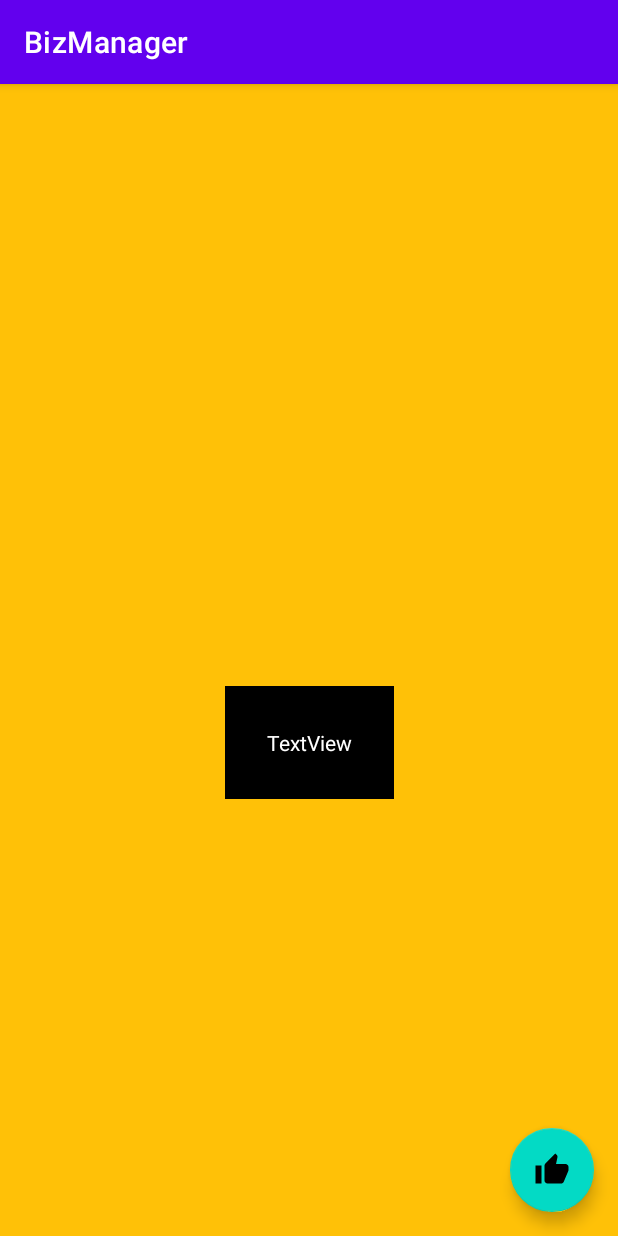
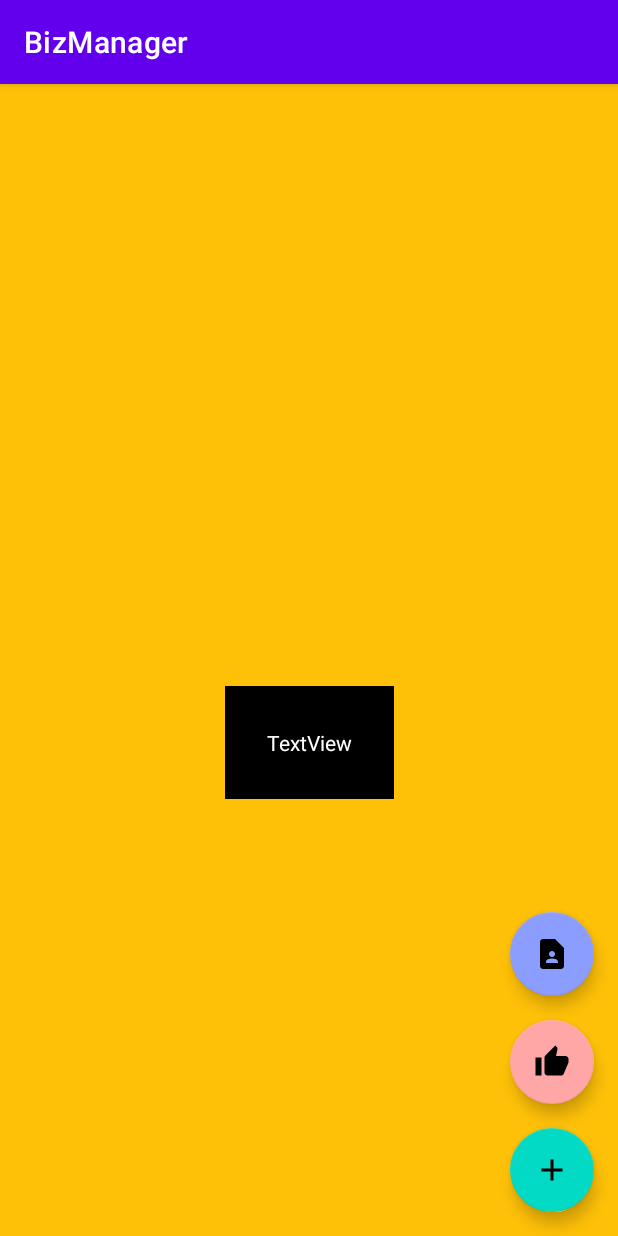
Before and after one commit to olsonperrensen/BizManager, an Android app: the ThirdActivity screen opened directly, with no data from a screen before it, on a phone screen of 412 x 824 dp. Run offline under Robolectric (Android 15) with nearby library versions, the phone set to English and light mode, and no system bars; our stand-ins replace Room's generated code, data binding; network calls fail; pictures from the network do not load; 12 statements that could not run were skipped.

Commit message:
fab icons are now 3 : expand (yet to implement), like, and add to contacts (yet to implement)

```diff
--- a/app/src/main/AndroidManifest.xml
+++ b/app/src/main/AndroidManifest.xml
@@ -6,7 +6,8 @@
     <uses-permission android:name="android.permission.INTERNET" />
     <uses-permission android:name="android.permission.ACCESS_NETWORK_STATE" />
     <uses-permission android:name="android.permission.ACCESS_WIFI_STATE" />
-
+    <uses-permission android:name="android.permission.WRITE_CONTACTS"/>
+<!--    <uses-permission android:name="android.permission.READ_EXTERNAL_STORAGE"/>-->
     <application
         android:allowBackup="true"
         android:dataExtractionRules="@xml/data_extraction_rules"
--- a/app/src/main/java/com/helvetica/bizmanager/ThirdActivity.kt
+++ b/app/src/main/java/com/helvetica/bizmanager/ThirdActivity.kt
@@ -12,6 +12,7 @@ import com.bumptech.glide.load.engine.DiskCacheStrategy
 import com.helvetica.bizmanager.data.User
 import com.helvetica.bizmanager.data.UserViewModel
 import com.helvetica.bizmanager.databinding.ActivityThirdBinding
+import java.util.jar.Manifest
 
 class ThirdActivity : AppCompatActivity() {
     private lateinit var binding: ActivityThirdBinding
@@ -26,11 +27,18 @@ class ThirdActivity : AppCompatActivity() {
     private lateinit var land: String
     private lateinit var sbu: String
     private lateinit var manager: String
+
+    //    WRITE CONTACT
+    private val TAG = "ADD_CONTACT_TAG"
+    private lateinit var contactPermissions: Array<String>
+    private val WRITE_CONTACT_PERMISSION_CODE = 100
+
     override fun onCreate(savedInstanceState: Bundle?) {
         super.onCreate(savedInstanceState)
         binding = DataBindingUtil.setContentView(this, R.layout.activity_third)
         userViewModel = ViewModelProvider(this)[UserViewModel::class.java]
         val intent = intent
+        contactPermissions = arrayOf(android.Manifest.permission.WRITE_CONTACTS)
         userViewModel.amnesiaKiller(
             User(
                 0,
@@ -52,11 +60,11 @@ class ThirdActivity : AppCompatActivity() {
         land = userViewModel.tmpUser.land
         sbu = userViewModel.tmpUser.sbu
         manager = userViewModel.tmpUser.manager
-            Glide.with(this).load(
-                img
-            ).fitCenter().skipMemoryCache(true).diskCacheStrategy(DiskCacheStrategy.NONE)
-                .placeholder(R.drawable.user)
-                .into(binding.ivDetails)
+        Glide.with(this).load(
+            img
+        ).fitCenter().skipMemoryCache(true).diskCacheStrategy(DiskCacheStrategy.NONE)
+            .placeholder(R.drawable.user)
+            .into(binding.ivDetails)
         binding.tvDetails.text = "\tid:\t\t\t $id\n\n" +
                 "\tusername:\t\t\t $username\n\n" +
                 "\tpassword:\t\t\t $password\n\n" +
@@ -64,7 +72,7 @@ class ThirdActivity : AppCompatActivity() {
                 "\tcountry:\t\t\t $land\n\n" +
                 "\tsbu:\t\t\t $sbu\n\n" +
                 "\tmanager:\t\t\t $manager\n\n"
-        binding.fab.setOnClickListener {
+        binding.fabLike?.setOnClickListener {
             insertDataToDatabase()
         }
     }
--- /dev/null
+++ b/app/src/main/res/drawable/ic_baseline_add_24.xml
@@ -0,0 +1,5 @@
+<vector android:height="24dp" android:tint="#FFFFFF"
+    android:viewportHeight="24" android:viewportWidth="24"
+    android:width="24dp" xmlns:android="http://schemas.android.com/apk/res/android">
+    <path android:fillColor="@android:color/white" android:pathData="M19,13h-6v6h-2v-6H5v-2h6V5h2v6h6v2z"/>
+</vector>
--- /dev/null
+++ b/app/src/main/res/drawable/ic_baseline_contact_page_24.xml
@@ -0,0 +1,5 @@
+<vector android:height="24dp" android:tint="#FFFFFF"
+    android:viewportHeight="24" android:viewportWidth="24"
+    android:width="24dp" xmlns:android="http://schemas.android.com/apk/res/android">
+    <path android:fillColor="@android:color/white" android:pathData="M14,2H6C4.9,2 4,2.9 4,4v16c0,1.1 0.9,2 2,2h12c1.1,0 2,-0.9 2,-2V8L14,2zM12,10c1.1,0 2,0.9 2,2c0,1.1 -0.9,2 -2,2s-2,-0.9 -2,-2C10,10.9 10.9,10 12,10zM16,18H8v-0.57c0,-0.81 0.48,-1.53 1.22,-1.85C10.07,15.21 11.01,15 12,15c0.99,0 1.93,0.21 2.78,0.58C15.52,15.9 16,16.62 16,17.43V18z"/>
+</vector>
--- a/app/src/main/res/layout-land/activity_third.xml
+++ b/app/src/main/res/layout-land/activity_third.xml
@@ -35,7 +35,7 @@
             tools:srcCompat="@tools:sample/avatars" />
 
         <com.google.android.material.floatingactionbutton.FloatingActionButton
-            android:id="@+id/fab"
+            android:id="@+id/fabExpand"
             android:layout_width="wrap_content"
             android:layout_height="wrap_content"
             android:layout_gravity="end|bottom"
--- a/app/src/main/res/layout/activity_third.xml
+++ b/app/src/main/res/layout/activity_third.xml
@@ -33,7 +33,7 @@
             tools:srcCompat="@tools:sample/avatars" />
 
         <com.google.android.material.floatingactionbutton.FloatingActionButton
-            android:id="@+id/fab"
+            android:id="@+id/fabExpand"
             android:layout_width="wrap_content"
             android:layout_height="wrap_content"
             android:layout_gravity="end|bottom"
@@ -41,8 +41,32 @@
             android:layout_marginEnd="16dp"
             android:layout_marginBottom="3dp"
             android:contentDescription="desc"
+            android:src="@drawable/ic_baseline_add_24"
+            app:layout_constraintBottom_toBottomOf="parent"
+            app:layout_constraintEnd_toEndOf="parent" />
+
+        <com.google.android.material.floatingactionbutton.FloatingActionButton
+            android:id="@+id/fabLike"
+            android:layout_width="wrap_content"
+            android:layout_height="wrap_content"
+            android:layout_gravity="end|bottom"
+            android:layout_margin="16dp"
+            android:contentDescription="desc"
             android:src="@drawable/ic_baseline_thumb_up_24"
-            app:layout_constraintBottom_toBottomOf="parent"
+            app:backgroundTint="#FFA7A7"
+            app:layout_constraintBottom_toTopOf="@+id/fabExpand"
+            app:layout_constraintEnd_toEndOf="parent" />
+
+        <com.google.android.material.floatingactionbutton.FloatingActionButton
+            android:id="@+id/fabContact"
+            android:layout_width="wrap_content"
+            android:layout_height="wrap_content"
+            android:layout_gravity="end|bottom"
+            android:layout_margin="16dp"
+            android:contentDescription="desc"
+            android:src="@drawable/ic_baseline_contact_page_24"
+            app:backgroundTint="#8B9DFF"
+            app:layout_constraintBottom_toTopOf="@+id/fabLike"
             app:layout_constraintEnd_toEndOf="parent" />
 
     </androidx.constraintlayout.widget.ConstraintLayout>
```
